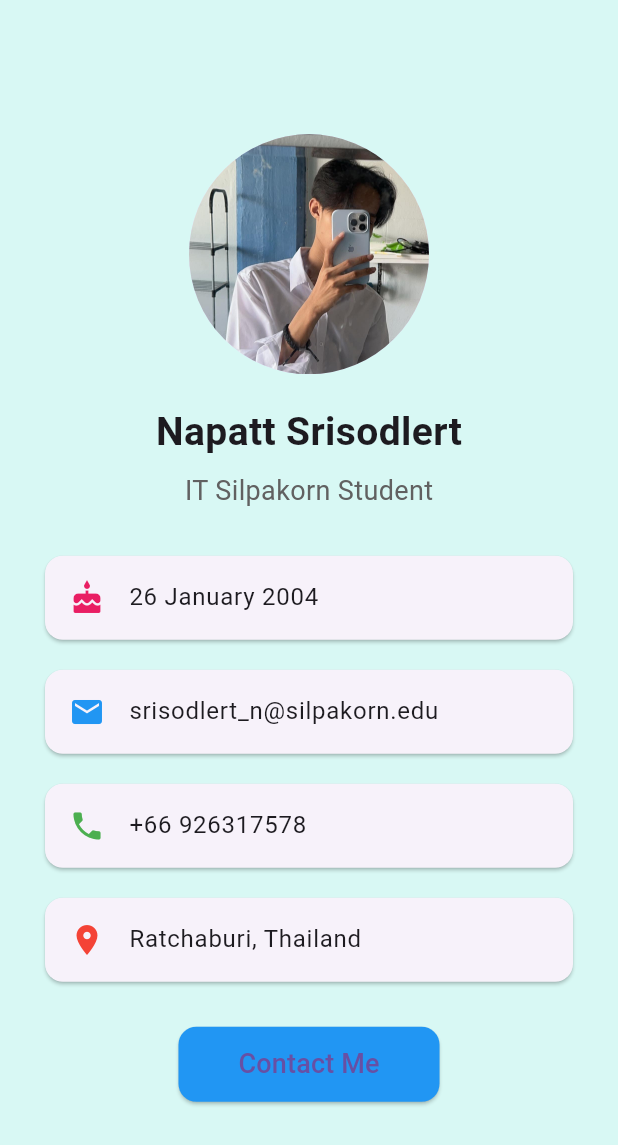
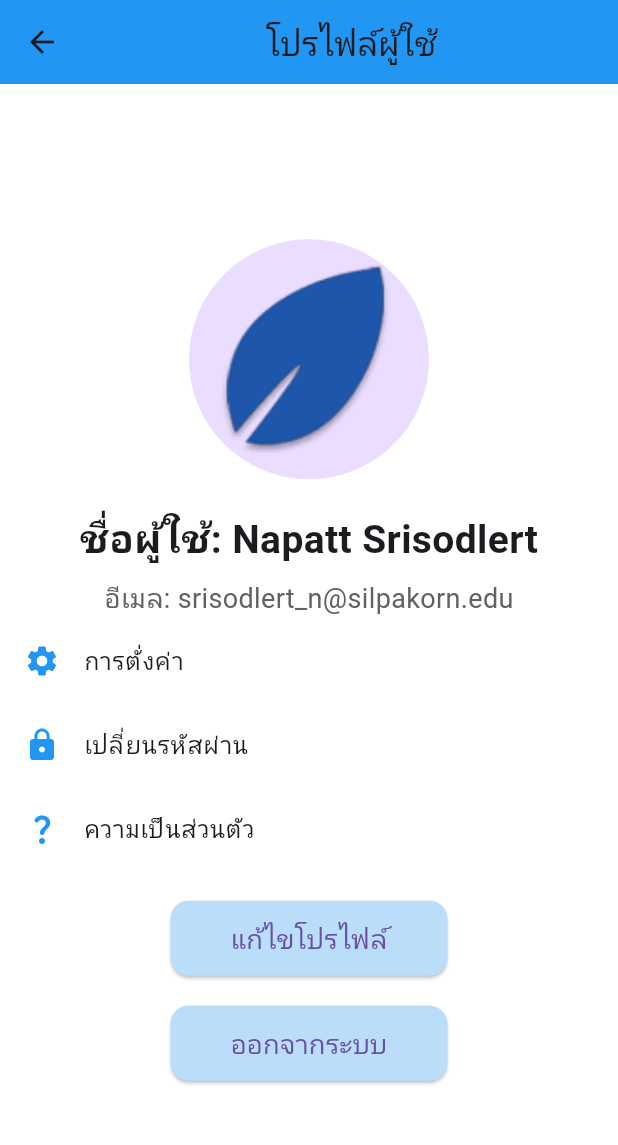
Before and after one commit to ChampNapatt/final_exam_650710155, a Flutter app: the ProfileCard screen opened directly, on a phone screen of 412 x 824 dp. Shown: the top 1145 px of the screen. Run offline on Flutter 3.47's test engine with Material 3 defaults, Android fonts, the phone set to English and light mode, and no system bars.

Commit message:
final_exam650710155

```diff
--- /dev/null
+++ b/lib/answer1.dart
@@ -0,0 +1,122 @@
+import 'package:flutter/material.dart';
+
+void main() {
+  runApp(ProfileCard());
+}
+
+class ProfileCard extends StatelessWidget {
+  @override
+  Widget build(BuildContext context) {
+    return Scaffold(
+      appBar: AppBar(
+        title: Center(child: Text('โปรไฟล์ผู้ใช้')),
+        backgroundColor: Colors.blue,
+      ),
+      backgroundColor: const Color.fromARGB(255, 255, 255, 255),
+      body: SafeArea(
+        child: Column(
+          mainAxisAlignment: MainAxisAlignment.center,
+          children: [
+            CircleAvatar(
+              radius: 80,
+              backgroundImage: AssetImage('assets/profile.jpg'),
+            ),
+            SizedBox(height: 20),
+            Text(
+              'ชื่อผู้ใช้: Napatt Srisodlert',
+              style: TextStyle(fontSize: 26, fontWeight: FontWeight.bold),
+            ),
+            SizedBox(height: 8),
+            Text(
+              'อีเมล: srisodlert_n@silpakorn.edu',
+              style: TextStyle(fontSize: 18, color: Colors.grey[700]),
+            ),
+            ListTile(
+              leading: Icon(Icons.settings, color: Colors.blue),
+              title: Text("การตั่งค่า"),
+              onTap: () {},
+            ),
+            /*SizedBox(height: 20),
+            Card(
+              margin: EdgeInsets.symmetric(horizontal: 30, vertical: 10),
+              child: ListTile(
+                leading: Icon(Icons.settings, color: Colors.blue),
+                title: Text('การตั่งค่า'),
+              ),
+            ),*/
+            ListTile(
+              leading: Icon(Icons.lock, color: Colors.blue),
+              title: Text("เปลี่ยนรหัสผ่าน"),
+              onTap: () {},
+            ),
+            /*Card(
+              margin: EdgeInsets.symmetric(horizontal: 30, vertical: 10),
+              child: ListTile(
+                leading: Icon(Icons.lock, color: Colors.blue),
+                title: Text('เปลี่ยนรหัสผ่าน'),
+              ),
+            ),*/
+            ListTile(
+              leading: Icon(Icons.question_mark_rounded, color: Colors.blue),
+              title: Text("ความเป็นส่วนตัว"),
+              onTap: () {},
+            ),
+            /*Card(
+              margin: EdgeInsets.symmetric(horizontal: 30, vertical: 10),
+              child: ListTile(
+                leading: Icon(Icons.question_mark_rounded, color: Colors.blue),
+                title: Text('ความเป็นส่วนตัว'),
+              ),
+            ),*/
+            SizedBox(height: 20),
+            ElevatedButton(
+              onPressed: () {
+                ScaffoldMessenger.of(context).showSnackBar(
+                  SnackBar(
+                    content: Text('แก้ไขโปรไฟล์'),
+                    duration: Duration(
+                      seconds: 1,
+                    ), // แสดงผล 3 วินาทีgit remote remove origin
+                    behavior:
+                        SnackBarBehavior.floating, // ให้ Snackbar ลอยขึ้นมา
+                  ),
+                );
+              },
+              style: ElevatedButton.styleFrom(
+                backgroundColor: const Color.fromARGB(255, 186, 221, 249),
+                padding: EdgeInsets.symmetric(horizontal: 40, vertical: 12),
+                shape: RoundedRectangleBorder(
+                  borderRadius: BorderRadius.circular(12),
+                ),
+              ),
+              child: Text('แก้ไขโปรไฟล์', style: TextStyle(fontSize: 18)),
+            ),
+            SizedBox(height: 20),
+            ElevatedButton(
+              onPressed: () {
+                ScaffoldMessenger.of(context).showSnackBar(
+                  SnackBar(
+                    content: Text('ออกจากระบบ'),
+                    duration: Duration(
+                      seconds: 1,
+                    ), // แสดงผล 3 วินาทีgit remote remove origin
+                    behavior:
+                        SnackBarBehavior.floating, // ให้ Snackbar ลอยขึ้นมา
+                  ),
+                );
+              },
+              style: ElevatedButton.styleFrom(
+                backgroundColor: const Color.fromARGB(255, 186, 221, 249),
+                padding: EdgeInsets.symmetric(horizontal: 40, vertical: 12),
+                shape: RoundedRectangleBorder(
+                  borderRadius: BorderRadius.circular(12),
+                ),
+              ),
+              child: Text('ออกจากระบบ', style: TextStyle(fontSize: 18)),
+            ),
+          ],
+        ),
+      ),
+    );
+  }
+}
--- a/lib/main.dart
+++ b/lib/main.dart
@@ -1,83 +1,41 @@
 import 'package:flutter/material.dart';
+import 'answer1.dart';
+import 'answer2.dart';
 
 void main() {
-  runApp(MaterialApp(home: ProfileCard()));
+  runApp(MaterialApp(home: PortalPage()));
 }
 
-class ProfileCard extends StatelessWidget {
+class PortalPage extends StatelessWidget {
   @override
   Widget build(BuildContext context) {
     return Scaffold(
-      backgroundColor: const Color.fromARGB(255, 216, 248, 244),
-      body: SafeArea(
+      appBar: AppBar(
+        title: Center(child: Text('Final Exam')),
+        backgroundColor: Colors.blue,
+      ),
+      body: Center(
         child: Column(
-          mainAxisAlignment: MainAxisAlignment.center,
+          mainAxisSize: MainAxisSize.min,
           children: [
-            CircleAvatar(
-              radius: 80,
-              backgroundImage: AssetImage('assets/profile.jpg'),
-            ),
-            SizedBox(height: 20),
-            Text(
-              'Napatt Srisodlert',
-              style: TextStyle(fontSize: 26, fontWeight: FontWeight.bold),
-            ),
-            SizedBox(height: 8),
-            Text(
-              'IT Silpakorn Student',
-              style: TextStyle(fontSize: 18, color: Colors.grey[700]),
-            ),
-            SizedBox(height: 20),
-            Card(
-              margin: EdgeInsets.symmetric(horizontal: 30, vertical: 10),
-              child: ListTile(
-                leading: Icon(Icons.cake, color: Colors.pink),
-                title: Text('26 January 2004'),
-              ),
-            ),
-            Card(
-              margin: EdgeInsets.symmetric(horizontal: 30, vertical: 10),
-              child: ListTile(
-                leading: Icon(Icons.email, color: Colors.blue),
-                title: Text('srisodlert_n@silpakorn.edu'),
-              ),
-            ),
-            Card(
-              margin: EdgeInsets.symmetric(horizontal: 30, vertical: 10),
-              child: ListTile(
-                leading: Icon(Icons.phone, color: Colors.green),
-                title: Text('+66 926317578'),
-              ),
-            ),
-            Card(
-              margin: EdgeInsets.symmetric(horizontal: 30, vertical: 10),
-              child: ListTile(
-                leading: Icon(Icons.location_on, color: Colors.red),
-                title: Text('Ratchaburi, Thailand'),
-              ),
+            ElevatedButton(
+              onPressed: () {
+                Navigator.push(
+                  context,
+                  MaterialPageRoute(builder: (context) => ProfileCard()),
+                );
+              },
+              child: Text('Answer1'),
             ),
             SizedBox(height: 20),
             ElevatedButton(
               onPressed: () {
-                ScaffoldMessenger.of(context).showSnackBar(
-                  SnackBar(
-                    content: Text(
-                      'ติดต่อได้ที่ srisodlert_n@silpakorn.edu หรือเบอร์ 0926317578',
-                    ),
-                    duration: Duration(seconds: 3), // แสดงผล 3 วินาทีgit remote remove origin
-                    behavior:
-                        SnackBarBehavior.floating, // ให้ Snackbar ลอยขึ้นมา
-                  ),
+                Navigator.push(
+                  context,
+                  MaterialPageRoute(builder: (context) => AnswerP2()),
                 );
               },
-              style: ElevatedButton.styleFrom(
-                backgroundColor: Colors.blue,
-                padding: EdgeInsets.symmetric(horizontal: 40, vertical: 12),
-                shape: RoundedRectangleBorder(
-                  borderRadius: BorderRadius.circular(12),
-                ),
-              ),
-              child: Text('Contact Me', style: TextStyle(fontSize: 18)),
+              child: Text('Answer2'),
             ),
           ],
         ),
```
Also changed, not shown: lib/answer2.dart (added, +163 -0 lines), lib/my_stateful_widget.dart (added, +40 -0 lines), assets/profile.jpg.
